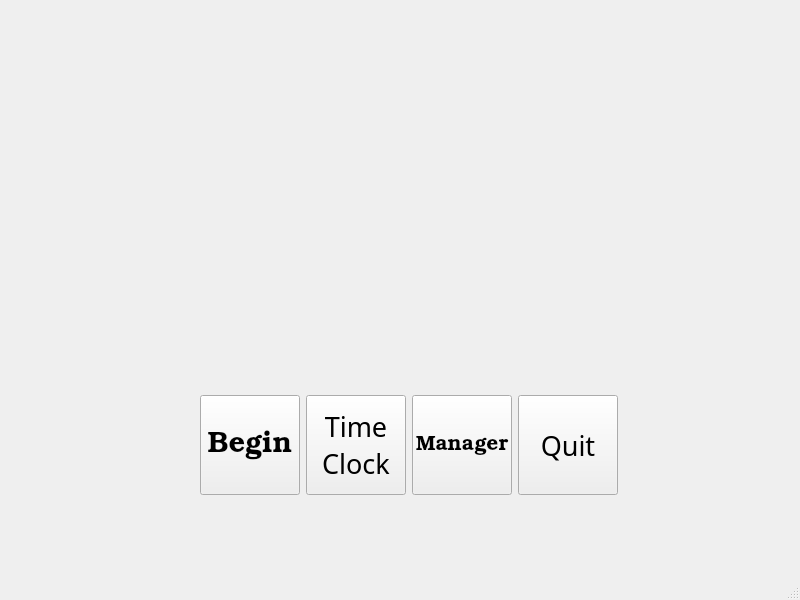
This is QTDesigner/FIRST.ui in mudman266/pypos as Qt 5 draws it before an edit. The edited form follows.
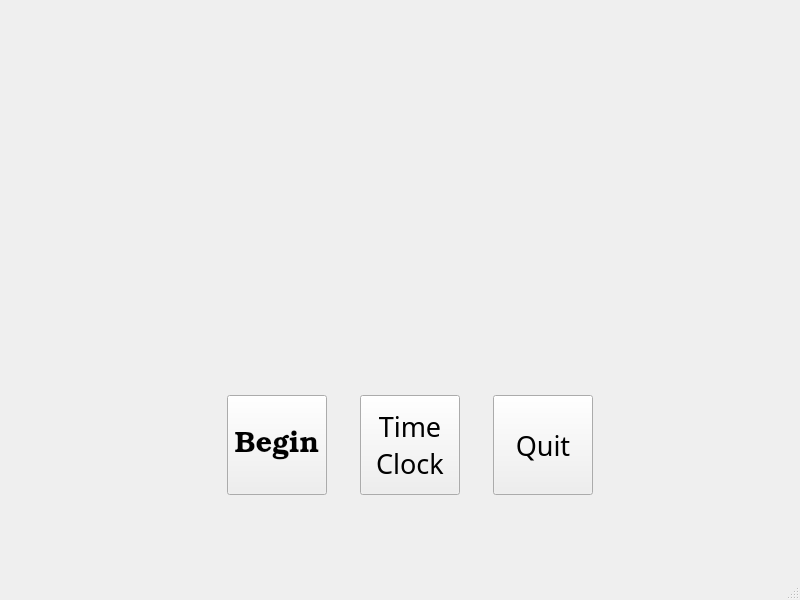
This is the edited form.

Commit message: Manager -> Deposit not functions as intended.

Diff of the .ui file:
```diff
--- a/QTDesigner/FIRST.ui
+++ b/QTDesigner/FIRST.ui
@@ -89,7 +89,7 @@
        </property>
       </widget>
      </item>
-     <item row="0" column="4">
+     <item row="0" column="3">
       <widget class="QPushButton" name="btn_quit">
        <property name="minimumSize">
         <size>
@@ -114,44 +114,6 @@
        </property>
       </widget>
      </item>
-     <item row="0" column="3">
-      <widget class="QPushButton" name="btn_manager">
-       <property name="sizePolicy">
-        <sizepolicy hsizetype="Preferred" vsizetype="Preferred">
-         <horstretch>0</horstretch>
-         <verstretch>20</verstretch>
-        </sizepolicy>
-       </property>
-       <property name="minimumSize">
-        <size>
-         <width>100</width>
-         <height>100</height>
-        </size>
-       </property>
-       <property name="maximumSize">
-        <size>
-         <width>100</width>
-         <height>100</height>
-        </size>
-       </property>
-       <property name="baseSize">
-        <size>
-         <width>12</width>
-         <height>2</height>
-        </size>
-       </property>
-       <property name="font">
-        <font>
-         <family>Bookman Old Style</family>
-         <pointsize>16</pointsize>
-         <stylestrategy>PreferAntialias</stylestrategy>
-        </font>
-       </property>
-       <property name="text">
-        <string>Manager</string>
-       </property>
-      </widget>
-     </item>
     </layout>
    </widget>
   </widget>
```
The commit also changes 5 other files.
